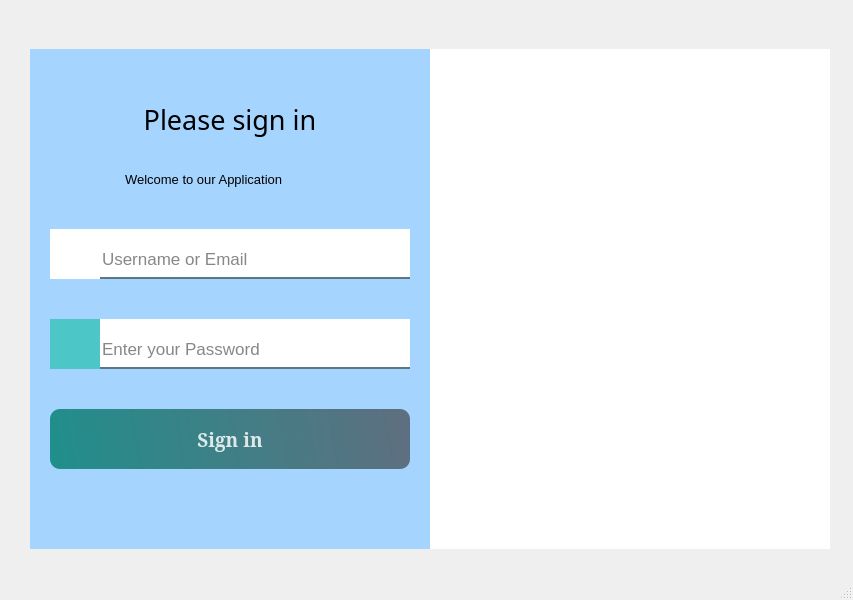
Above: Interface/Login/login-ui.ui from qub1tt/NT106_Face-Attendance-System before the change. Below: the same form after it.
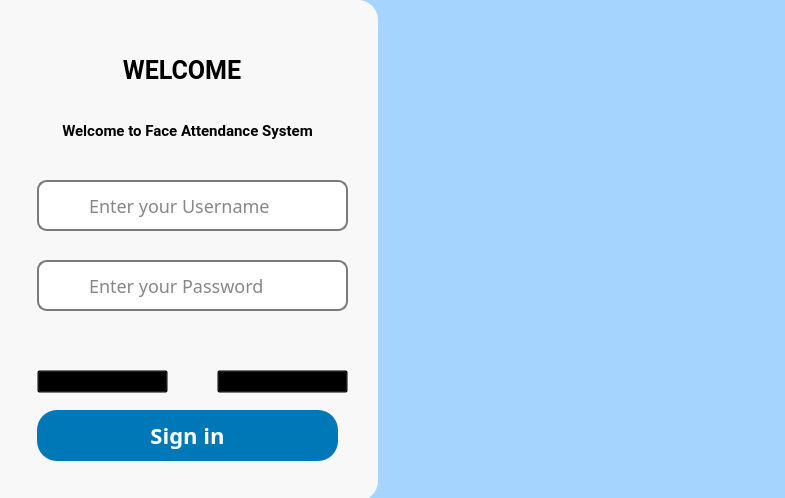
That is the form after the change. Icons and pictures are not drawn.

What changed in the file:
```diff
--- a/Interface/Login/login-ui.ui
+++ b/Interface/Login/login-ui.ui
@@ -6,8 +6,8 @@
    <rect>
     <x>0</x>
     <y>0</y>
-    <width>853</width>
-    <height>600</height>
+    <width>785</width>
+    <height>498</height>
    </rect>
   </property>
   <property name="windowTitle">
@@ -17,8 +17,8 @@
    <widget class="QWidget" name="widget" native="true">
     <property name="geometry">
      <rect>
-      <x>30</x>
-      <y>49</y>
+      <x>-3</x>
+      <y>0</y>
       <width>800</width>
       <height>500</height>
      </rect>
@@ -26,14 +26,15 @@
     <widget class="QLabel" name="label">
      <property name="geometry">
       <rect>
-       <x>0</x>
+       <x>-40</x>
        <y>0</y>
-       <width>400</width>
-       <height>500</height>
+       <width>421</width>
+       <height>501</height>
       </rect>
      </property>
      <property name="styleSheet">
-      <string notr="true">background-color:rgb(165,213,255);</string>
+      <string notr="true">background-color:rgb(248, 248, 248);
+border-radius: 20px;</string>
      </property>
      <property name="text">
       <string/>
@@ -42,14 +43,14 @@
     <widget class="QLabel" name="lbl_backimg">
      <property name="geometry">
       <rect>
-       <x>400</x>
+       <x>-1</x>
        <y>0</y>
-       <width>400</width>
+       <width>791</width>
        <height>500</height>
       </rect>
      </property>
      <property name="styleSheet">
-      <string notr="true">background-color:rgba(255,255,255,255);</string>
+      <string notr="true">background-color:rgb(165,213,255);</string>
      </property>
      <property name="text">
       <string/>
@@ -58,10 +59,10 @@
     <widget class="QLabel" name="lbl_image">
      <property name="geometry">
       <rect>
-       <x>400</x>
-       <y>75</y>
-       <width>400</width>
-       <height>350</height>
+       <x>310</x>
+       <y>70</y>
+       <width>531</width>
+       <height>371</height>
       </rect>
      </property>
      <property name="styleSheet">
@@ -71,7 +72,7 @@
       <string/>
      </property>
      <property name="pixmap">
-      <pixmap>login-ui.png</pixmap>
+      <pixmap>Anh/login.png</pixmap>
      </property>
      <property name="scaledContents">
       <bool>true</bool>
@@ -80,7 +81,7 @@
     <widget class="QLabel" name="label_2">
      <property name="geometry">
       <rect>
-       <x>75</x>
+       <x>60</x>
        <y>50</y>
        <width>250</width>
        <height>41</height>
@@ -88,18 +89,20 @@
      </property>
      <property name="font">
       <font>
-       <family>Imprint MT Shadow</family>
-       <pointsize>20</pointsize>
-       <weight>50</weight>
-       <bold>false</bold>
+       <family>Roboto,sans-serif</family>
+       <pointsize>-1</pointsize>
+       <weight>75</weight>
+       <bold>true</bold>
       </font>
      </property>
      <property name="styleSheet">
-      <string notr="true">color:black;
-</string>
+      <string notr="true">font-family: &quot;Roboto&quot;, sans-serif;
+font-size: 25px;
+font-weight: bold;
+background-color: transparent;</string>
      </property>
      <property name="text">
-      <string>Please sign in</string>
+      <string>WELCOME</string>
      </property>
      <property name="alignment">
       <set>Qt::AlignCenter</set>
@@ -108,84 +111,106 @@
     <widget class="QLabel" name="label_3">
      <property name="geometry">
       <rect>
-       <x>95</x>
+       <x>20</x>
        <y>110</y>
-       <width>210</width>
+       <width>341</width>
        <height>41</height>
       </rect>
      </property>
      <property name="font">
       <font>
-       <pointsize>10</pointsize>
+       <family>Roboto,sans-serif</family>
+       <pointsize>-1</pointsize>
+       <weight>75</weight>
+       <bold>true</bold>
       </font>
      </property>
+     <property name="styleSheet">
+      <string notr="true">font-family: &quot;Roboto&quot;, sans-serif;
+font-size: 15px;
+font-weight: bold;
+background-color: transparent;</string>
+     </property>
      <property name="text">
-      <string>Welcome to our Application</string>
+      <string>Welcome to Face Attendance System</string>
+     </property>
+     <property name="alignment">
+      <set>Qt::AlignCenter</set>
      </property>
     </widget>
-    <widget class="QLineEdit" name="lineEdit">
+    <widget class="QLineEdit" name="leUser">
      <property name="geometry">
       <rect>
-       <x>70</x>
+       <x>80</x>
        <y>180</y>
-       <width>310</width>
+       <width>261</width>
        <height>50</height>
       </rect>
      </property>
      <property name="font">
       <font>
-       <pointsize>13</pointsize>
+       <family>Tahoma,sans-serif</family>
+       <pointsize>-1</pointsize>
       </font>
      </property>
      <property name="styleSheet">
-      <string notr="true">background-color:rgba(255,255,255,255);
+      <string notr="true">background-color:rgba(0,0,0,0);
 border:none;
-border-bottom:2px solid rgba(46,82,101,200);
+border-radius: 10px;
+background-color: transparent;
 color:rgba(0,0,0,240);
-padding-bottom:7px;</string>
+font-family: &quot;Tahoma&quot;, sans-serif;
+font-size: 18px;
+padding: 10px; </string>
+     </property>
+     <property name="text">
+      <string/>
      </property>
      <property name="alignment">
       <set>Qt::AlignBottom|Qt::AlignLeading|Qt::AlignLeft</set>
      </property>
      <property name="placeholderText">
-      <string>Username or Email</string>
+      <string>Enter your Username</string>
      </property>
     </widget>
-    <widget class="QPushButton" name="pushButton">
+    <widget class="QPushButton" name="btnLogin">
      <property name="geometry">
       <rect>
-       <x>20</x>
-       <y>360</y>
-       <width>360</width>
-       <height>60</height>
+       <x>40</x>
+       <y>410</y>
+       <width>301</width>
+       <height>51</height>
       </rect>
      </property>
      <property name="font">
       <font>
-       <family>MS Serif</family>
-       <pointsize>14</pointsize>
+       <family>Tahoma,sans-serif</family>
+       <pointsize>-1</pointsize>
        <weight>75</weight>
        <bold>true</bold>
       </font>
      </property>
      <property name="styleSheet">
-      <string notr="true">QPushButton#pushButton{
-	background-color:qlineargradient(spread:pad,x1:0, y1:0.505682, x2:1,y2:0.477, stop:0 rgba(11,131,120,219), stop:1 rgba(85,98,112,226));
-   color:rgba(255,255,255,210);
-border-radius:10px;
+      <string notr="true">QPushButton#btnLogin{
+		background-color: rgb(0, 119, 182);
+border-radius: 20px;
+font-size:22px;
+color:rgb(255, 255, 255);
+font-family: &quot;Tahoma&quot;, sans-serif;
+font-size: 22px;
+font-weight:bold;
 }	
-QPushButton#pushButton:hover{
+QPushButton#btnLogin:hover{
 	background-color:qlineargradient(spread:pad,x1:0, y1:0.505682, x2:1,y2:0.477, stop:0 rgba(150,123,111,219), stop:1 rgba(85,81,84,226));
   
 }	
 
-QPushButton#pushButton:pressed{
+QPushButton#btnLogin:pressed{
 	padding-left:5px;
 padding-top:5px;
 background-color:rgba(150,123,111,255);
 
 }	
-
 </string>
      </property>
      <property name="text">
@@ -195,10 +220,10 @@
     <widget class="QLabel" name="label_4">
      <property name="geometry">
       <rect>
-       <x>20</x>
-       <y>180</y>
-       <width>50</width>
-       <height>50</height>
+       <x>50</x>
+       <y>190</y>
+       <width>31</width>
+       <height>31</height>
       </rect>
      </property>
      <property name="lineWidth">
@@ -211,7 +236,7 @@
       <enum>Qt::PlainText</enum>
      </property>
      <property name="pixmap">
-      <pixmap>icon.png</pixmap>
+      <pixmap>Anh/user_icon.png</pixmap>
      </property>
      <property name="scaledContents">
       <bool>true</bool>
@@ -220,40 +245,51 @@
     <widget class="QLabel" name="label_6">
      <property name="geometry">
       <rect>
-       <x>20</x>
+       <x>40</x>
        <y>180</y>
-       <width>360</width>
-       <height>50</height>
+       <width>311</width>
+       <height>51</height>
       </rect>
      </property>
      <property name="styleSheet">
-      <string notr="true">background-color:white;
-</string>
+      <string notr="true">background-color:rgba(0,0,0,0);
+border:none;
+border: 2px solid rgb(122, 122, 122);
+border-radius: 10px;
+color:rgba(0,0,0,240);
+background-color: rgb(255, 255, 255);
+font-family: &quot;Tahoma&quot;, sans-serif;
+font-size: 18px;
+padding: 10px; </string>
      </property>
      <property name="text">
       <string/>
      </property>
     </widget>
-    <widget class="QLineEdit" name="lineEdit_2">
+    <widget class="QLineEdit" name="lePassword">
      <property name="geometry">
       <rect>
-       <x>70</x>
-       <y>270</y>
-       <width>310</width>
+       <x>80</x>
+       <y>260</y>
+       <width>261</width>
        <height>50</height>
       </rect>
      </property>
      <property name="font">
       <font>
-       <pointsize>13</pointsize>
+       <family>Tahoma,sans-serif</family>
+       <pointsize>-1</pointsize>
       </font>
      </property>
      <property name="styleSheet">
-      <string notr="true">background-color:rgba(255,255,255,255);
+      <string notr="true">background-color:rgba(0,0,0,0);
 border:none;
-border-bottom:2px solid rgba(46,82,101,200);
+border-radius: 10px;
 color:rgba(0,0,0,240);
-padding-bottom:7px;</string>
+background-color: transparent;
+font-family: &quot;Tahoma&quot;, sans-serif;
+font-size: 18px;
+padding: 10px; </string>
      </property>
      <property name="frame">
       <bool>true</bool>
@@ -271,14 +307,24 @@
     <widget class="QLabel" name="label_7">
      <property name="geometry">
       <rect>
-       <x>20</x>
-       <y>270</y>
-       <width>360</width>
-       <height>50</height>
+       <x>40</x>
+       <y>260</y>
+       <width>311</width>
+       <height>51</height>
       </rect>
      </property>
      <property name="styleSheet">
-      <string notr="true">background-color:white;
+      <string notr="true">background-color:rgba(0,0,0,0);
+border:none;
+border: 2px solid rgb(122, 122, 122);
+border-radius: 10px;
+color:rgba(0,0,0,240);
+background-color: rgb(255, 255, 255);
+font-family: &quot;Tahoma&quot;, sans-serif;
+font-size: 18px;
+padding: 10px; 
+background-color:white;
+
 </string>
      </property>
      <property name="text">
@@ -288,14 +334,14 @@
     <widget class="QLabel" name="label_5">
      <property name="geometry">
       <rect>
-       <x>20</x>
+       <x>50</x>
        <y>270</y>
-       <width>50</width>
-       <height>50</height>
+       <width>31</width>
+       <height>31</height>
       </rect>
      </property>
      <property name="styleSheet">
-      <string notr="true">background-color:rgb(76,198,198)</string>
+      <string notr="true"/>
      </property>
      <property name="lineWidth">
       <number>1</number>
@@ -307,44 +353,88 @@
       <enum>Qt::PlainText</enum>
      </property>
      <property name="pixmap">
-      <pixmap>icon2.png</pixmap>
+      <pixmap>Anh/password_icon.png</pixmap>
      </property>
      <property name="scaledContents">
       <bool>true</bool>
      </property>
     </widget>
-    <widget class="QLabel" name="label_8">
+    <widget class="QPushButton" name="btnForgotPassword">
      <property name="geometry">
       <rect>
-       <x>20</x>
-       <y>270</y>
-       <width>360</width>
-       <height>50</height>
+       <x>220</x>
+       <y>370</y>
+       <width>131</width>
+       <height>23</height>
       </rect>
      </property>
      <property name="styleSheet">
-      <string notr="true">background-color:white;</string>
+      <string notr="true">font-family: &quot;Roboto&quot;, sans-serif;
+font-size: 12px;
+background-color: transparent;
+font-weight: bold;
+font-style: italic;</string>
+     </property>
+     <property name="text">
+      <string>Forgot password ?</string>
+     </property>
+    </widget>
+    <widget class="QPushButton" name="pushButton">
+     <property name="geometry">
+      <rect>
+       <x>40</x>
+       <y>370</y>
+       <width>131</width>
+       <height>23</height>
+      </rect>
+     </property>
+     <property name="styleSheet">
+      <string notr="true">font-family: &quot;Roboto&quot;, sans-serif;
+font-size: 12px;
+background-color: transparent;
+font-weight: bold;
+font-style: italic;</string>
+     </property>
+     <property name="text">
+      <string>Change password ?</string>
+     </property>
+    </widget>
+    <widget class="QLabel" name="lbleror">
+     <property name="geometry">
+      <rect>
+       <x>50</x>
+       <y>325</y>
+       <width>291</width>
+       <height>31</height>
+      </rect>
+     </property>
+     <property name="styleSheet">
+      <string notr="true">font-family: &quot;Roboto&quot;, sans-serif;
+font-size: 12px;
+background-color: transparent;
+font-weight: bold;</string>
      </property>
      <property name="text">
       <string/>
      </property>
     </widget>
-    <zorder>label_8</zorder>
-    <zorder>label</zorder>
     <zorder>lbl_backimg</zorder>
+    <zorder>label</zorder>
     <zorder>lbl_image</zorder>
     <zorder>label_2</zorder>
     <zorder>label_3</zorder>
-    <zorder>pushButton</zorder>
+    <zorder>btnLogin</zorder>
     <zorder>label_6</zorder>
     <zorder>label_4</zorder>
-    <zorder>lineEdit</zorder>
+    <zorder>leUser</zorder>
     <zorder>label_7</zorder>
-    <zorder>lineEdit_2</zorder>
+    <zorder>lePassword</zorder>
     <zorder>label_5</zorder>
+    <zorder>btnForgotPassword</zorder>
+    <zorder>pushButton</zorder>
+    <zorder>lbleror</zorder>
    </widget>
   </widget>
-  <widget class="QStatusBar" name="statusbar"/>
  </widget>
  <resources/>
  <connections/>
```
